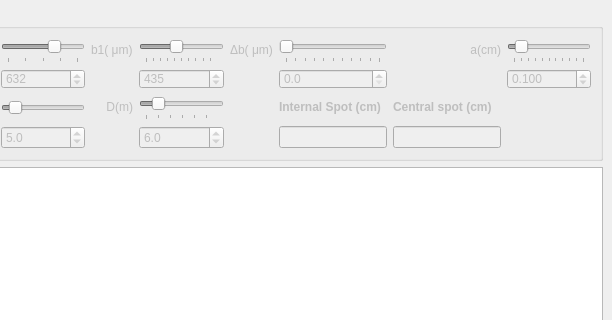
Above: Ui_DoubleSlit1D.ui from astrax/ETOP_2018 before the change; both pictures show x 258 to 870 and y 0 to 320 of the 870 by 672 pixel window. Below: the same form after it.
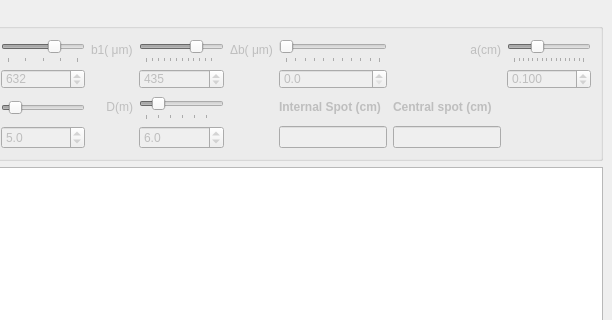
That is the form after the change. Custom widgets are drawn as their Qt base class.

```diff
--- a/Ui_DoubleSlit1D.ui
+++ b/Ui_DoubleSlit1D.ui
@@ -126,7 +126,7 @@
               <number>1</number>
              </property>
              <property name="maximum">
-              <number>1000</number>
+              <number>300</number>
              </property>
              <property name="singleStep">
               <number>1</number>
@@ -144,7 +144,7 @@
               <enum>QSlider::TicksBelow</enum>
              </property>
              <property name="tickInterval">
-              <number>100</number>
+              <number>20</number>
              </property>
             </widget>
            </item>
@@ -368,7 +368,7 @@
               <number>10</number>
              </property>
              <property name="maximum">
-              <number>1000</number>
+              <number>600</number>
              </property>
              <property name="singleStep">
               <number>1</number>
@@ -386,7 +386,7 @@
               <enum>QSlider::TicksBelow</enum>
              </property>
              <property name="tickInterval">
-              <number>100</number>
+              <number>50</number>
              </property>
             </widget>
            </item>
```
Left out of the diff: 2 changed lines with no effect on the pictures.
